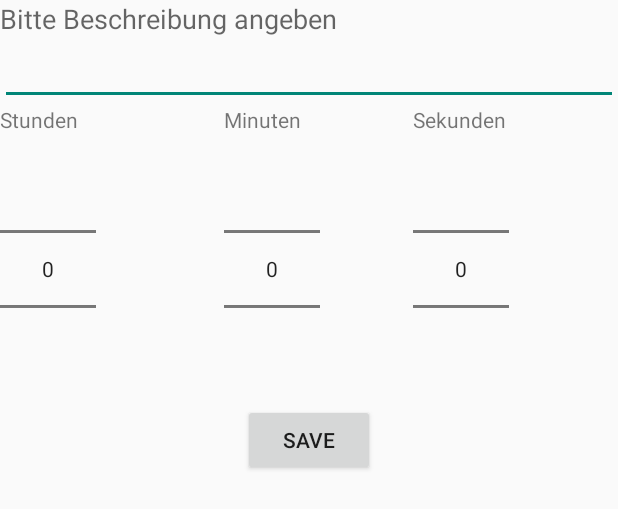
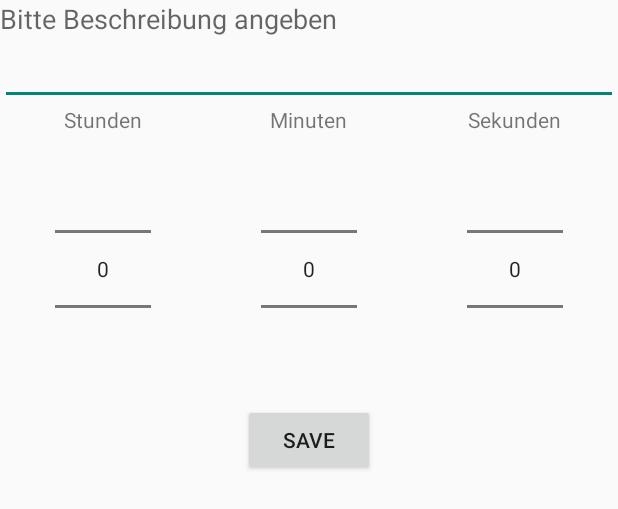
Before and after one commit to Apfelmann555/Outlawz_APP, an Android app: the layout custom_dialog.xml on its own in the app's theme, with its tools: preview values and no code run, on a phone screen of 412 x 824 dp. Shown: the top 509 px of the screen. Run offline under Robolectric (Android 15) with nearby library versions, the phone set to English and light mode, and no system bars.

```diff
--- a/app/src/main/res/layout/custom_dialog.xml
+++ b/app/src/main/res/layout/custom_dialog.xml
@@ -17,12 +17,14 @@
 
     <LinearLayout
         android:orientation="horizontal"
-        android:layout_width="match_parent"
+        android:layout_width="fill_parent"
         android:layout_height="wrap_content">
 
         <LinearLayout
             android:orientation="vertical"
-            android:layout_width="149dp"
+            android:gravity="center_horizontal"
+            android:layout_weight="1"
+            android:layout_width="0dp"
             android:layout_height="match_parent">
 
             <TextView
@@ -40,7 +42,9 @@
 
         <LinearLayout
             android:orientation="vertical"
-            android:layout_width="126dp"
+            android:gravity="center_horizontal"
+            android:layout_weight="1"
+            android:layout_width="0dp"
             android:layout_height="match_parent">
 
             <TextView
@@ -57,7 +61,9 @@
 
         <LinearLayout
             android:orientation="vertical"
-            android:layout_width="match_parent"
+            android:gravity="center_horizontal"
+            android:layout_weight="1"
+            android:layout_width="0dp"
             android:layout_height="match_parent">
 
             <TextView
```
Also changed, not shown: app/src/main/java/apfelmann/outlawz_app/Timer_Activity.java (+27 -14 lines).
